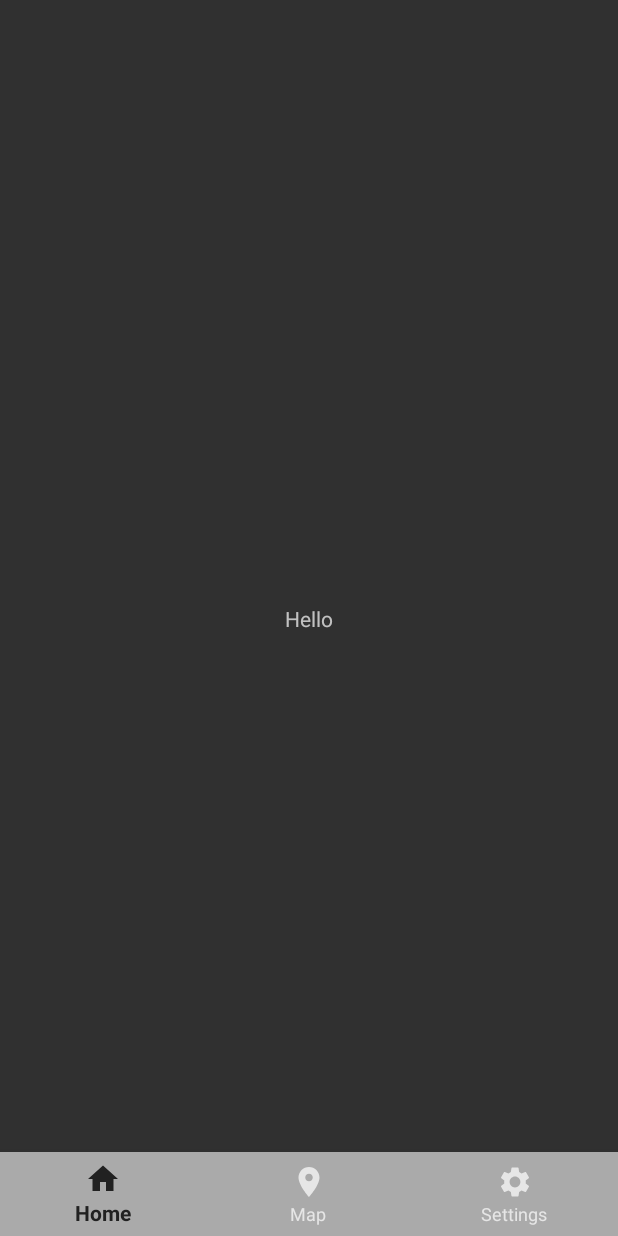
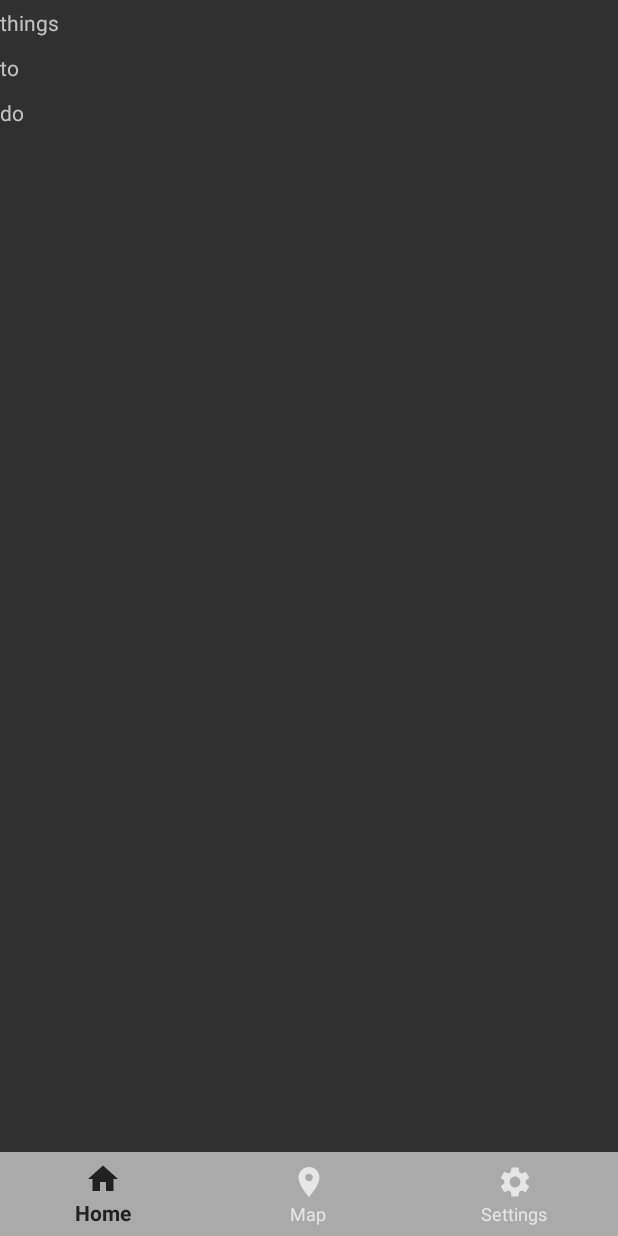
Before and after one commit to m-teja/Things-To-Do, an Android app: the screen it shows after launch (HomeActivity), on a phone screen of 412 x 824 dp. Run offline under Robolectric (Android 15) with nearby library versions, the light colour scheme and no system bars; 1 statement that could not run was skipped.

Commit message:
created list in home fragment

```diff
--- a/app/src/main/java/com/project/HomeFragment.kt
+++ b/app/src/main/java/com/project/HomeFragment.kt
@@ -1,7 +1,28 @@
 package com.project
+import android.os.Bundle
+import android.view.View
+import androidx.recyclerview.widget.LinearLayoutManager
+import androidx.recyclerview.widget.RecyclerView
+import com.project.adapter.HomeAdapter
 import com.project.base.BaseFragment
 
 
 class HomeFragment : BaseFragment(R.layout.fragment_home) {
 
+    override fun onCreate(savedInstanceState: Bundle?) {
+        super.onCreate(savedInstanceState)
+
+    }
+
+    override fun onViewCreated(view: View, savedInstanceState: Bundle?) {
+        super.onViewCreated(view, savedInstanceState)
+
+        val dataSet = arrayListOf("things", "to", "do")
+        val homeAdapter = HomeAdapter(dataSet)
+
+        val recyclerView: RecyclerView = view.findViewById(R.id.home_list)
+        recyclerView.layoutManager = LinearLayoutManager(context)
+        recyclerView.adapter = homeAdapter
+    }
+
 }
--- /dev/null
+++ b/app/src/main/java/com/project/adapter/HomeAdapter.kt
@@ -0,0 +1,33 @@
+package com.project.adapter
+
+import android.view.LayoutInflater
+import android.view.View
+import android.view.ViewGroup
+import android.widget.TextView
+import androidx.recyclerview.widget.RecyclerView
+import com.project.R
+
+class HomeAdapter(private val dataSet: ArrayList<String>) : RecyclerView.Adapter<HomeAdapter.ViewHolder>() {
+
+    class ViewHolder(view: View) : RecyclerView.ViewHolder(view) {
+        val textView: TextView
+
+        init {
+            // Define click listener for the ViewHolder's View
+            textView = view.findViewById(R.id.textView)
+        }
+    }
+
+    override fun onCreateViewHolder(viewGroup: ViewGroup, viewType: Int): ViewHolder {
+        val view = LayoutInflater.from(viewGroup.context)
+            .inflate(R.layout.text_row_list_item, viewGroup, false)
+
+        return ViewHolder(view)
+    }
+
+    override fun getItemCount() = dataSet.size
+
+    override fun onBindViewHolder(viewHolder: ViewHolder, position: Int) {
+        viewHolder.textView.text = dataSet[position]
+    }
+}
--- a/app/src/main/res/layout/fragment_home.xml
+++ b/app/src/main/res/layout/fragment_home.xml
@@ -5,13 +5,9 @@
     android:layout_width="match_parent"
     android:layout_height="match_parent">
 
-    <TextView
-        android:id="@+id/textView"
-        android:layout_width="wrap_content"
-        android:layout_height="wrap_content"
-        android:text="Hello"
-        app:layout_constraintBottom_toBottomOf="parent"
-        app:layout_constraintEnd_toEndOf="parent"
-        app:layout_constraintStart_toStartOf="parent"
-        app:layout_constraintTop_toTopOf="parent" />
+
+    <androidx.recyclerview.widget.RecyclerView
+        android:id="@+id/home_list"
+        android:layout_width="match_parent"
+        android:layout_height="match_parent" />
 </androidx.constraintlayout.widget.ConstraintLayout>
--- /dev/null
+++ b/app/src/main/res/layout/text_row_list_item.xml
@@ -0,0 +1,13 @@
+<FrameLayout xmlns:android="http://schemas.android.com/apk/res/android"
+    android:layout_width="match_parent"
+    android:layout_height="wrap_content"
+    android:layout_marginTop="5dp"
+    android:layout_marginBottom="5dp"
+    android:gravity="center_vertical">
+
+    <TextView
+        android:id="@+id/textView"
+        android:layout_width="wrap_content"
+        android:layout_height="wrap_content"
+        android:text=""/>
+</FrameLayout>
```
